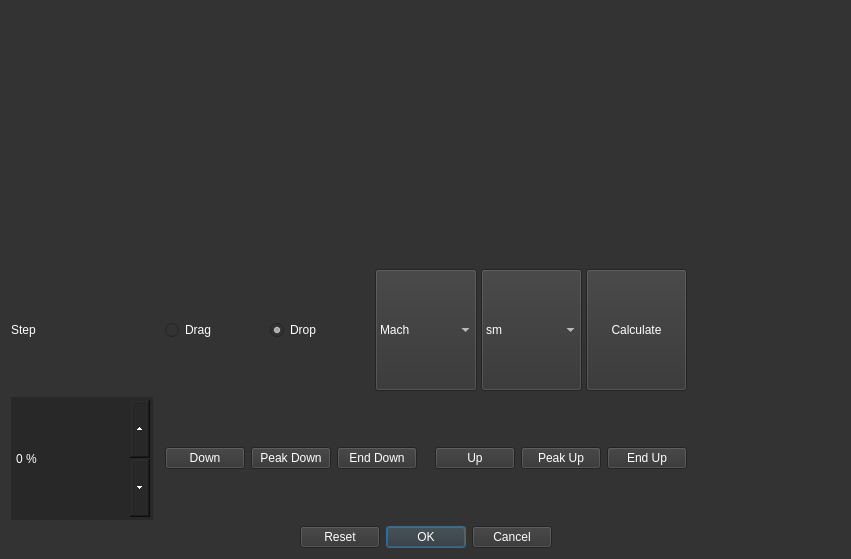
Before: the Qt Designer form ui_templates/drag_func_edit.ui in o-murphy/archer_ballistics_constructor, drawn with Qt 5.
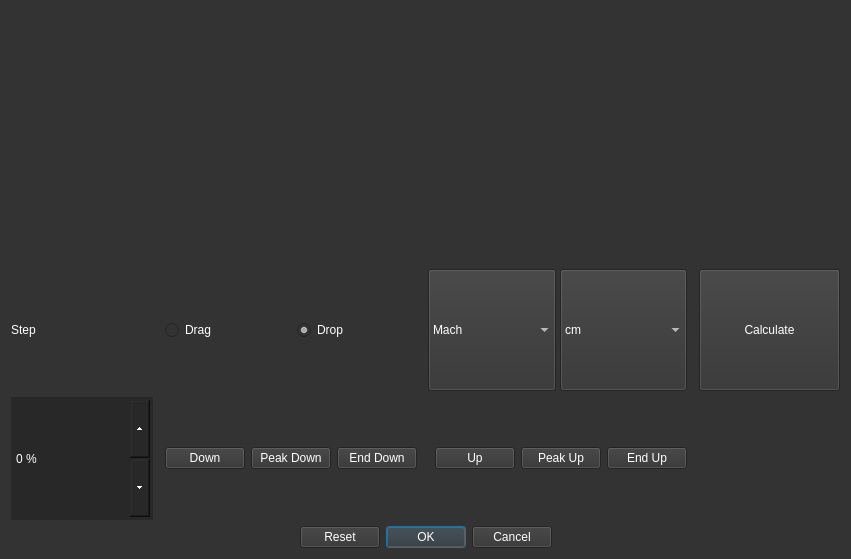
After: the same form once the commit is applied. Icons and pictures are not drawn.

```diff
--- a/ui_templates/drag_func_edit.ui
+++ b/ui_templates/drag_func_edit.ui
@@ -424,7 +424,7 @@
         </property>
         <item>
          <property name="text">
-          <string>sm</string>
+          <string>cm</string>
          </property>
         </item>
         <item>
@@ -439,19 +439,6 @@
         </item>
        </widget>
       </item>
-      <item>
-       <widget class="QPushButton" name="Calculate">
-        <property name="sizePolicy">
-         <sizepolicy hsizetype="Minimum" vsizetype="Minimum">
-          <horstretch>0</horstretch>
-          <verstretch>0</verstretch>
-         </sizepolicy>
-        </property>
-        <property name="text">
-         <string>Calculate</string>
-        </property>
-       </widget>
-      </item>
      </layout>
     </widget>
    </item>
@@ -512,6 +499,19 @@
    <item row="1" column="0" colspan="4">
     <widget class="QWidget" name="widget_4" native="true"/>
    </item>
+   <item row="2" column="3">
+    <widget class="QPushButton" name="Calculate">
+     <property name="sizePolicy">
+      <sizepolicy hsizetype="Minimum" vsizetype="Minimum">
+       <horstretch>0</horstretch>
+       <verstretch>0</verstretch>
+      </sizepolicy>
+     </property>
+     <property name="text">
+      <string>Calculate</string>
+     </property>
+    </widget>
+   </item>
   </layout>
  </widget>
  <resources/>
```
